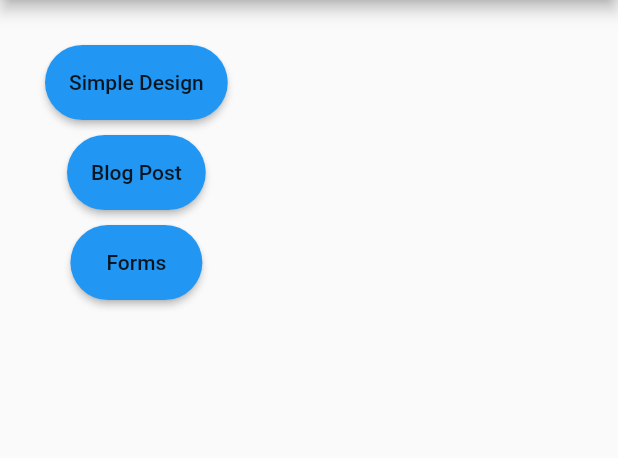
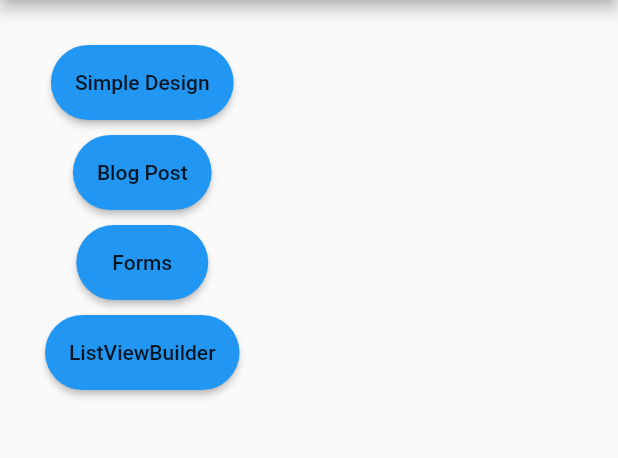
Before and after one commit to Sxmtee/Flutter-Tutorial, a Flutter app: the screen it shows after launch, on a phone screen of 412 x 824 dp, the part 84-542 px from its top. Run offline on Flutter 3.47's test engine with Material 2 defaults, Android fonts, the phone set to English and light mode, and no system bars; our stand-ins replace email_validator.

Commit message:
listviewbuilder

```diff
--- a/lib/main.dart
+++ b/lib/main.dart
@@ -1,5 +1,6 @@
 import 'package:carltutorial/blog_post.dart';
 import 'package:carltutorial/forms.dart';
+import 'package:carltutorial/listview_builder.dart';
 import 'package:carltutorial/simple_design.dart';
 import 'package:flutter/material.dart';
 
@@ -85,6 +86,22 @@ class Home extends StatelessWidget {
                 const SizedBox(
                   height: 10,
                 ),
+                //ListViewBuilder
+                MaterialButton(
+                  onPressed: () {
+                    var route = MaterialPageRoute(
+                      builder: (context) => const ListViewBuilder(),
+                    );
+                    Navigator.push(context, route);
+                  },
+                  color: Colors.blue,
+                  height: 50,
+                  shape: const StadiumBorder(),
+                  child: const Text("ListViewBuilder"),
+                ),
+                const SizedBox(
+                  height: 10,
+                ),
               ],
             ),
           ),
```
Also changed, not shown: lib/listview_builder.dart (added, +60 -0 lines).
